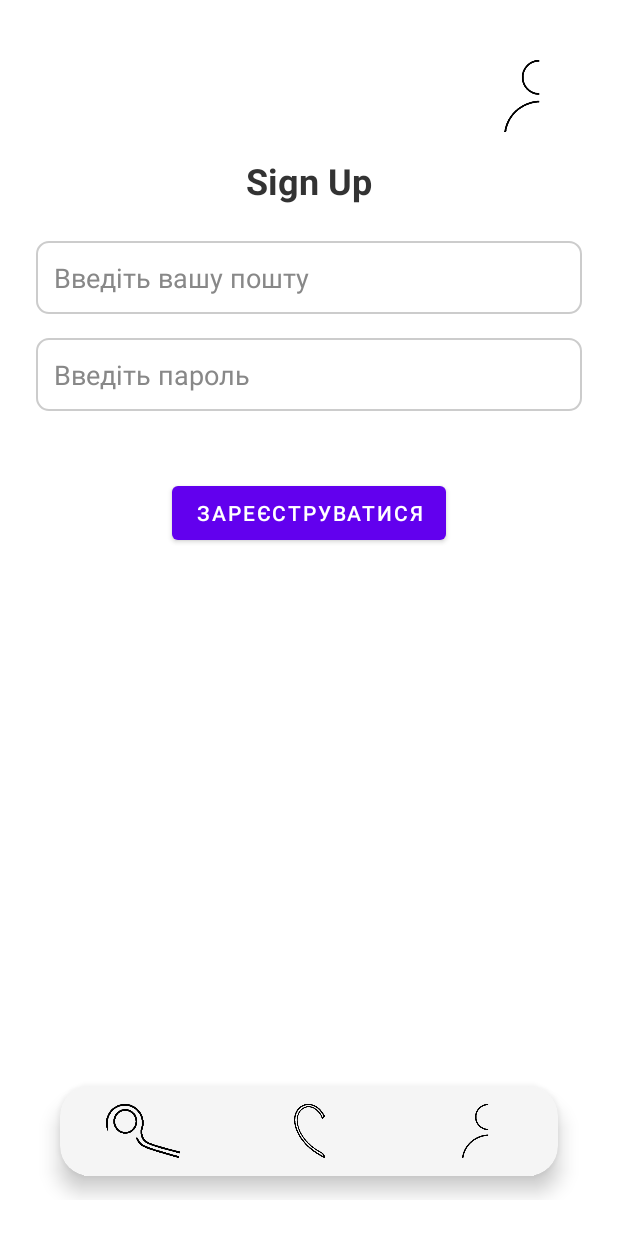
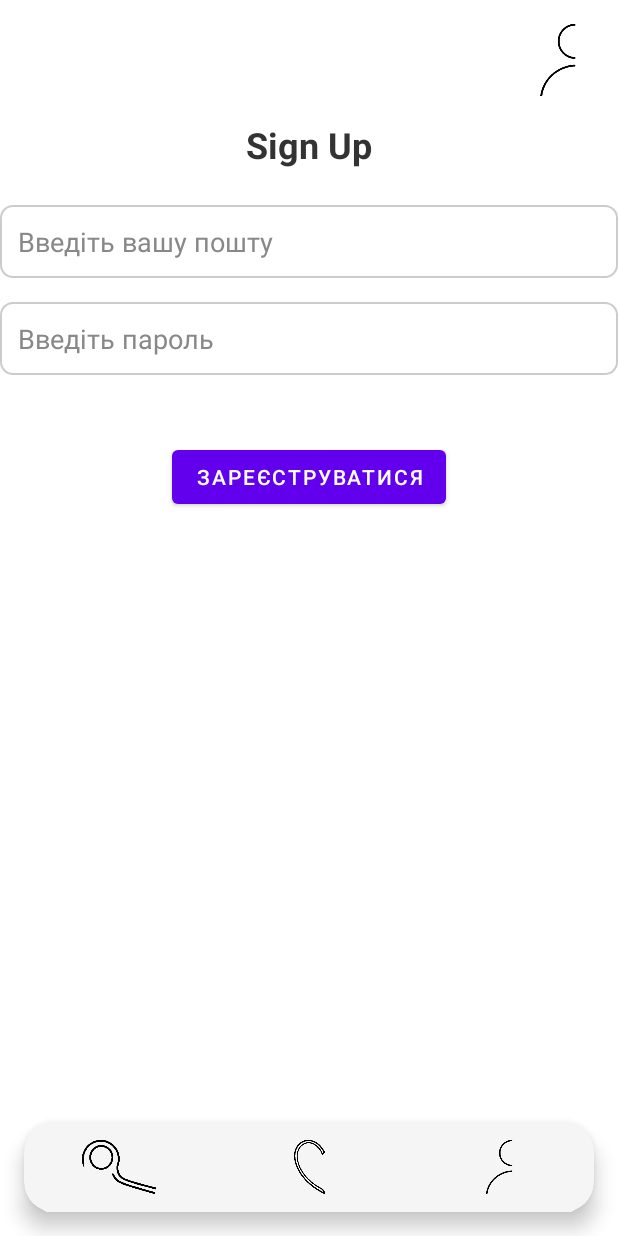
Before and after one commit to Godzila121/Auto, an Android app: the screen it shows after launch (AccountActivity), after a tap on "Профіль", on a phone screen of 412 x 824 dp. Run offline under Robolectric (Android 15) with nearby library versions, the phone set to English and light mode, and no system bars.

```diff
--- a/app/src/main/java/com/example/myapp/Car.java
+++ b/app/src/main/java/com/example/myapp/Car.java
@@ -1,7 +1,8 @@
 package com.example.myapp;
+
 import java.io.Serializable;
 
-public class Car {
+public class Car implements Serializable {
     private String name;
     private String type; // тип машини (наприклад, "Electric", "Sedan")
     private int year;
@@ -37,9 +38,6 @@ public class Car {
     public double getPrice() {
         return price;
     }
-    public Car(String name) {
-        this.name = name;
-    }
 
     public void setName(String name) {
         this.name = name;
--- a/app/src/main/java/com/example/myapp/CarAdapter.java
+++ b/app/src/main/java/com/example/myapp/CarAdapter.java
@@ -1,53 +1,55 @@
 package com.example.myapp;
-import android.annotation.SuppressLint;
-import android.widget.Button;
-import android.widget.TextView;
-import android.widget.ImageView;
 
 import android.content.Context;
 import android.view.LayoutInflater;
 import android.view.View;
 import android.view.ViewGroup;
 import android.widget.ImageButton;
-import androidx.cardview.widget.CardView;
+import android.widget.ImageView;
+import android.widget.TextView;
+import androidx.annotation.NonNull;
 import androidx.recyclerview.widget.RecyclerView;
-import java.util.ArrayList;
 import java.util.List;
+
 public class CarAdapter extends RecyclerView.Adapter<CarAdapter.CarViewHolder> {
 
     private Context context;
     private List<Car> carList;
-    private List<Car> favoriteList = new ArrayList<>(); // Список вподобаних
+    private List<Car> favoriteList;
 
-    // Конструктор адаптера
-    public CarAdapter(Context context, List<Car> carList) {
+    public CarAdapter(Context context, List<Car> carList, List<Car> favoriteList) {
         this.context = context;
         this.carList = carList;
+        this.favoriteList = favoriteList;
     }
 
+    @NonNull
     @Override
-    public CarViewHolder onCreateViewHolder(ViewGroup parent, int viewType) {
-        // Створення елемента для кожної картки
+    public CarViewHolder onCreateViewHolder(@NonNull ViewGroup parent, int viewType) {
         View view = LayoutInflater.from(context).inflate(R.layout.item_car, parent, false);
         return new CarViewHolder(view);
     }
 
     @Override
-    public void onBindViewHolder(CarViewHolder holder, int position) {
-        // Прив'язка даних з моделі до відповідного елементу
+    public void onBindViewHolder(@NonNull CarViewHolder holder, int position) {
         Car car = carList.get(position);
-        holder.nameTextView.setText(car.getName());
+        holder.carName.setText(car.getName());
 
-        // Налаштовуємо поведінку кнопки сердечка
+        // Ставимо правильну іконку залежно від того, чи в улюблених
+        if (favoriteList.contains(car)) {
+            holder.heartButton.setImageResource(R.drawable.heart_button);
+        } else {
+            holder.heartButton.setImageResource(R.drawable.ic_favorite);
+        }
+
         holder.heartButton.setOnClickListener(v -> {
-            if (!favoriteList.contains(car)) {
+            if (favoriteList.contains(car)) {
+                favoriteList.remove(car);
+                holder.heartButton.setImageResource(R.drawable.ic_favorite);
+            } else {
                 favoriteList.add(car);
-                holder.heartButton.setImageResource(R.drawable.heart_button); // Змінити іконку на заповнене сердечко
-            } else {
-                favoriteList.remove(car);
-                holder.heartButton.setImageResource(R.drawable.heart_button); // Повернути порожнє сердечко
+                holder.heartButton.setImageResource(R.drawable.heart_button);
             }
-            notifyItemChanged(position); // Оновити елемент
         });
     }
 
@@ -56,23 +58,15 @@ public class CarAdapter extends RecyclerView.Adapter<CarAdapter.CarViewHolder> {
         return carList.size();
     }
 
-    // Метод для отримання списку вподобаних машин
-    public List<Car> getFavoriteList() {
-        return favoriteList;
-    }
-
-    public static class CarViewHolder extends RecyclerView.ViewHolder {
-
-        TextView nameTextView;
-        ImageView carImageView;
+    static class CarViewHolder extends RecyclerView.ViewHolder {
+        ImageView carImage;
+        TextView carName;
         ImageButton heartButton;
 
-        @SuppressLint("WrongViewCast")
-        public CarViewHolder(View itemView) {
+        public CarViewHolder(@NonNull View itemView) {
             super(itemView);
-            // Ініціалізація елементів UI
-            nameTextView = itemView.findViewById(R.id.car_name);
-            carImageView = itemView.findViewById(R.id.car_image);
+            carImage = itemView.findViewById(R.id.car_image);
+            carName = itemView.findViewById(R.id.car_name);
             heartButton = itemView.findViewById(R.id.heart_button);
         }
     }
--- a/app/src/main/java/com/example/myapp/SecondActivity.java
+++ b/app/src/main/java/com/example/myapp/SecondActivity.java
@@ -21,6 +21,7 @@ public class SecondActivity extends AppCompatActivity {
     private RecyclerView recyclerView;
     private CarAdapter carAdapter;
     private List<Car> carList;
+    private List<Car> favoriteCars;  // Додаємо список для улюблених машин
 
     @Override
     protected void onCreate(Bundle savedInstanceState) {
@@ -32,39 +33,50 @@ public class SecondActivity extends AppCompatActivity {
         buttonAccount = findViewById(R.id.button_account);
         recyclerView = findViewById(R.id.recyclerView);
 
-        // Ініціалізуємо список машин
+        initializeCarList(); // Викликаємо метод для ініціалізації списку машин
+
+        // Отримуємо список улюблених машин переданий через Intent
+        Intent incomingIntent = getIntent();  // Змінили ім'я змінної на incomingIntent
+        favoriteCars = (List<Car>) incomingIntent.getSerializableExtra("favorite_cars");
+
+        if (favoriteCars == null) {
+            favoriteCars = new ArrayList<>();  // Якщо не передано, ініціалізуємо порожній список
+        }
+
+        // Створюємо адаптер, передаючи всі три параметри
+        carAdapter = new CarAdapter(this, carList, favoriteCars);
+        recyclerView.setLayoutManager(new LinearLayoutManager(this));
+        recyclerView.setAdapter(carAdapter);
+
+        // Обробка натискання кнопки пошуку
+        buttonSearch.setOnClickListener(v -> {
+            Toast.makeText(SecondActivity.this, "Ви вже на цій сторінці", Toast.LENGTH_SHORT).show();
+            overridePendingTransition(0, 0);
+        });
+
+        // Обробка натискання кнопки улюблених
+        buttonFavorite.setOnClickListener(v -> {
+            Intent favoriteIntent = new Intent(SecondActivity.this, FavoriteActivity.class);  // Змінили ім'я змінної на favoriteIntent
+            favoriteIntent.putExtra("favorite_cars", new ArrayList<>(favoriteCars));  // Передаємо улюблені машини
+            startActivity(favoriteIntent);
+            overridePendingTransition(0, 0);
+        });
+
+        // Обробка натискання кнопки акаунту
+        buttonAccount.setOnClickListener(v -> {
+            Intent accountIntent = new Intent(SecondActivity.this, AccountActivity.class);  // Змінили ім'я змінної на accountIntent
+            startActivity(accountIntent);
+            overridePendingTransition(0, 0);
+        });
+    }
+
+    // Метод для ініціалізації списку машин
+    private void initializeCarList() {
         carList = new ArrayList<>();
         carList.add(new Car("Tesla Model S", "Electric", 2022, "USA", 79999.99));
         carList.add(new Car("BMW 5 Series", "Sedan", 2021, "Germany", 54999.99));
         carList.add(new Car("Audi A6", "Sedan", 2020, "Germany", 49999.99));
         carList.add(new Car("Honda Civic", "Compact", 2023, "Japan", 22999.99));
         carList.add(new Car("Ford Mustang", "Coupe", 2022, "USA", 55999.99));
-
-
-
-        // Ініціалізуємо адаптер
-        carAdapter = new CarAdapter(this, carList);
-        recyclerView.setLayoutManager(new LinearLayoutManager(this));
-        recyclerView.setAdapter(carAdapter);
-
-        buttonSearch.setOnClickListener(v -> {
-            Toast.makeText(SecondActivity.this, "Ви вже на цій сторінці", Toast.LENGTH_SHORT).show();
-            overridePendingTransition(0, 0);
-        });
-
-        buttonFavorite.setOnClickListener(v -> {
-            Intent intent = new Intent(SecondActivity.this, FavoriteActivity.class);
-            startActivity(intent);
-            overridePendingTransition(0, 0);
-        });
-
-        buttonAccount.setOnClickListener(v -> {
-            Intent intent = new Intent(SecondActivity.this, AccountActivity.class);
-            startActivity(intent);
-            overridePendingTransition(0, 0);
-        });
-
-
     }
-
 }
--- a/app/src/main/res/layout/activity_account.xml
+++ b/app/src/main/res/layout/activity_account.xml
@@ -5,8 +5,9 @@
     android:layout_height="match_parent"
     android:orientation="vertical"
     android:background="#FFFFFF"
-    android:padding="24dp">
+    android:padding="0dp">
 
+    <!-- Іконка профілю -->
     <ImageView
         android:id="@+id/icon_profile"
         android:layout_width="48dp"
@@ -17,8 +18,6 @@
         android:contentDescription="Профіль"
         android:clickable="true"
         android:focusable="true" />
-
-
 
     <!-- Основний контент -->
     <ScrollView
@@ -53,7 +52,6 @@
                 android:background="@drawable/edittext_background"
                 android:layout_marginBottom="16dp" />
 
-
             <EditText
                 android:id="@+id/input_password"
                 android:layout_width="match_parent"
@@ -77,6 +75,7 @@
         </LinearLayout>
     </ScrollView>
 
+    <!-- Нижня панель з кнопками -->
     <androidx.cardview.widget.CardView
         android:layout_width="match_parent"
         android:layout_height="wrap_content"
@@ -90,7 +89,6 @@
             android:layout_height="60dp"
             android:orientation="horizontal"
             android:gravity="center">
-
 
             <ImageView
                 android:id="@+id/button_search"
--- a/app/src/main/res/values/strings.xml
+++ b/app/src/main/res/values/strings.xml
@@ -43,4 +43,6 @@
         vestibulum. Fusce dictum libero quis erat maximus, vitae volutpat diam dignissim.
     </string>
     <string name="heart_button">Уподобати</string>
+    <string name="car_image">Car image</string>
+
 </resources>
```
Also changed, not shown: app/src/main/java/com/example/myapp/FavoriteActivity.java (+16 -23 lines), app/src/main/java/com/example/myapp/SharedPreferencesHelper.java (added, +31 -0 lines), app/src/main/res/layout/activity_favorite.xml (+10 -5 lines), app/src/main/res/layout/item_car.xml (+11 -8 lines).
